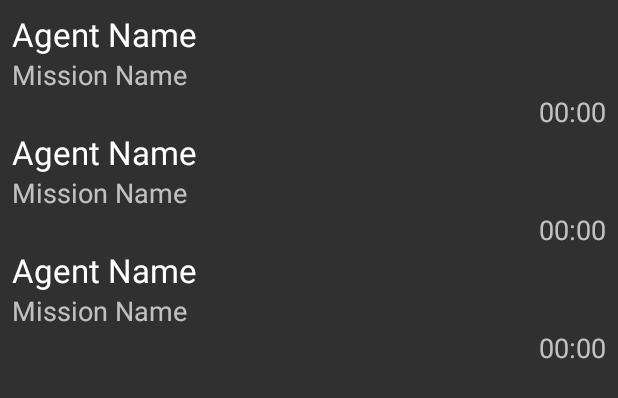
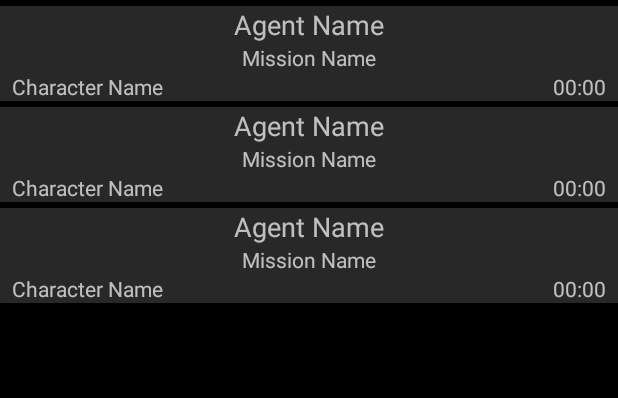
Before and after one commit to Xeio/SWLCooldownMonitor, an Android app: the layout content_cooldowns_display.xml on its own in the app's theme, with its tools: preview values and no code run, on a phone screen of 412 x 824 dp. Shown: the top 398 px of the screen. Run offline under Robolectric (Android 15) with nearby library versions, the phone set to English and light mode, and no system bars.

Commit message:
Multi-character support

```diff
--- a/AndroidApp/app/src/main/java/com/xeio/swlcooldowns/AgentMissionCooldown.kt
+++ b/AndroidApp/app/src/main/java/com/xeio/swlcooldowns/AgentMissionCooldown.kt
@@ -2,4 +2,6 @@ package com.xeio.swlcooldowns
 
 class AgentMissionCoooldown(val agent : String, val mission : String, val timeLeft : Int, val agentId : Int) {
     var notified : Boolean = false
+    var lastRetrieved : Long = 0
+    var character : String = ""
 }
--- a/AndroidApp/app/src/main/java/com/xeio/swlcooldowns/CooldownsDisplay.kt
+++ b/AndroidApp/app/src/main/java/com/xeio/swlcooldowns/CooldownsDisplay.kt
@@ -48,6 +48,7 @@ class CooldownsDisplay : AppCompatActivity(), SharedPreferences.OnSharedPreferen
         LocalBroadcastManager.getInstance(this).registerReceiver(broadcastReceiver, IntentFilter("updated_cooldowns"))
 
         if(CooldownData.instance.cooldowns.size == 0) {
+            visible = true
             CooldownData.instance.updateCooldowns(this)
         }
 
--- a/AndroidApp/app/src/main/res/layout/agent_cooldown_display.xml
+++ b/AndroidApp/app/src/main/res/layout/agent_cooldown_display.xml
@@ -1,31 +1,52 @@
 <?xml version="1.0" encoding="utf-8"?>
 <RelativeLayout xmlns:android="http://schemas.android.com/apk/res/android"
     xmlns:tools="http://schemas.android.com/tools"
+    android:id="@+id/b"
     android:layout_width="match_parent"
-    android:layout_height="wrap_content" >
+    android:layout_height="wrap_content"
+    android:layout_marginTop="4dp"
+    android:background="#282828"
+    android:longClickable="true">
 
     <TextView
         android:id="@+id/agentName"
         android:layout_width="match_parent"
         android:layout_height="wrap_content"
+        android:layout_alignParentStart="true"
+        android:layout_alignParentTop="true"
+        android:layout_marginLeft="8dp"
+        android:layout_marginRight="8dp"
+        android:gravity="center_horizontal"
         android:text="@string/agent_name"
-        android:textAppearance="@style/TextAppearance.AppCompat.Large" />
+        android:textAppearance="@style/TextAppearance.AppCompat.Medium" />
 
     <TextView
         android:id="@+id/missionName"
-        android:layout_width="match_parent"
+        android:layout_width="wrap_content"
         android:layout_height="wrap_content"
-        android:layout_alignParentStart="true"
+        android:layout_alignEnd="@+id/agentName"
+        android:layout_alignStart="@+id/agentName"
         android:layout_below="@+id/agentName"
+        android:gravity="center_horizontal"
         android:text="@string/mission_name"
-        android:textAppearance="@style/TextAppearance.AppCompat.Medium" />
+        android:textAppearance="@style/TextAppearance.AppCompat.Small" />
+
+    <TextView
+        android:id="@+id/characterName"
+        android:layout_width="wrap_content"
+        android:layout_height="wrap_content"
+        android:layout_alignStart="@+id/missionName"
+        android:layout_below="@+id/missionName"
+        android:layout_toStartOf="@+id/timer"
+        android:text="@string/character_name"
+        android:textAppearance="@style/TextAppearance.AppCompat.Small" />
 
     <Chronometer
         android:id="@+id/timer"
         android:layout_width="wrap_content"
         android:layout_height="wrap_content"
-        android:layout_alignEnd="@id/missionName"
-        android:layout_below="@id/missionName"
+        android:layout_alignEnd="@+id/missionName"
+        android:layout_below="@+id/missionName"
         android:text="@string/zero_time"
-        android:textAppearance="@style/TextAppearance.AppCompat.Medium"/>
+        android:textAppearance="@style/TextAppearance.AppCompat.Small" />
 </RelativeLayout>
--- a/AndroidApp/app/src/main/res/layout/content_cooldowns_display.xml
+++ b/AndroidApp/app/src/main/res/layout/content_cooldowns_display.xml
@@ -13,10 +13,6 @@
         android:id="@+id/cooldownsRecyclerView"
         android:layout_width="0dp"
         android:layout_height="0dp"
-        android:layout_marginBottom="8dp"
-        android:layout_marginEnd="8dp"
-        android:layout_marginStart="8dp"
-        android:layout_marginTop="8dp"
         android:clipToPadding="false"
         android:visibility="visible"
         app:layout_constraintBottom_toBottomOf="parent"
--- a/AndroidApp/app/src/main/res/values/strings.xml
+++ b/AndroidApp/app/src/main/res/values/strings.xml
@@ -13,7 +13,7 @@
         based on your message history
     </string>
 
-    <string name="character_name">Character Name</string>
+    <string name="character_names">Character Names</string>
 
     <string name="pref_title_add_friends_to_messages">Add friends to messages</string>
     <string-array name="pref_example_list_titles">
@@ -74,6 +74,7 @@
 
     <string name="pref_title_vibrate">Vibrate</string>
     <string name="mission_name">Mission Name</string>
+    <string name="character_name">Character Name</string>
     <string name="agent_name">Agent Name</string>
     <string name="zero_time">00:00:00</string>
     <string name="completed">Completed</string>
@@ -81,4 +82,5 @@
     <string name="mission_complete">Mission Complete</string>
     <string name="mission_complete_channel">Mission Completions</string>
     <string name="mission_complete_channel_desc">Mission Complete Notifications</string>
+    <string name="character_names_hint">One character per line</string>
 </resources>
--- a/AndroidApp/app/src/main/res/values/styles.xml
+++ b/AndroidApp/app/src/main/res/values/styles.xml
@@ -12,6 +12,7 @@
         <item name="colorPrimary">@color/colorPrimary</item>
         <item name="colorPrimaryDark">@color/colorPrimaryDark</item>
         <item name="colorAccent">@color/colorAccent</item>
+        <item name="android:colorBackground">@android:color/background_dark</item>
     </style>
 
 
```
Also changed, not shown: AndroidApp/app/src/main/java/com/xeio/swlcooldowns/CooldownData.kt (+33 -19 lines), AndroidApp/app/src/main/java/com/xeio/swlcooldowns/CooldownRecyclerViewAdapter.kt (+11 -5 lines), AndroidApp/app/src/main/java/com/xeio/swlcooldowns/MissionCompleteJob.kt (+15 -13 lines), AndroidApp/app/src/main/java/com/xeio/swlcooldowns/pushservices/CooldownPushNotificationHandler.kt (+5 -2 lines), AndroidApp/app/src/main/java/com/xeio/swlcooldowns/pushservices/RegistrationIntentService.kt (+5 -3 lines), AndroidApp/app/src/main/res/xml/pref_general.xml (+6 -5 lines), AndroidApp/app/src/main/res/drawable-hdpi/agent_notifiction_icon.png (added), AndroidApp/app/src/main/res/drawable-mdpi/agent_notifiction_icon.png (added), AndroidApp/app/src/main/res/drawable-xhdpi/agent_notifiction_icon.png (added), AndroidApp/app/src/main/res/drawable-xxhdpi/agent_notifiction_icon.png (added), 1 other file.
